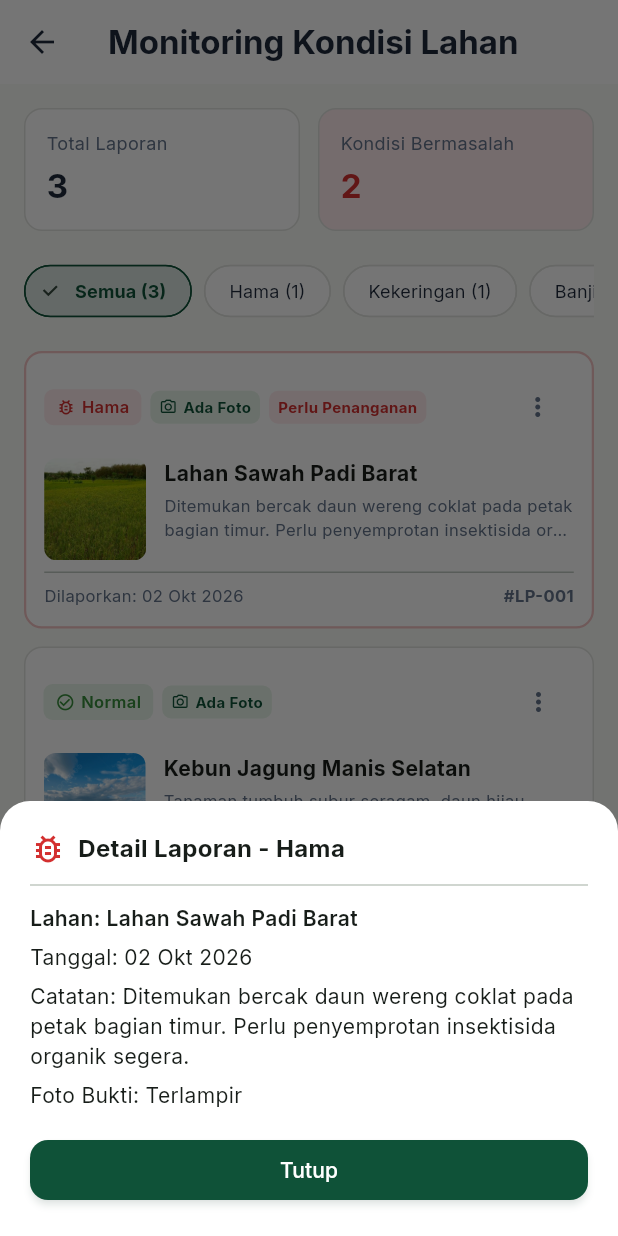
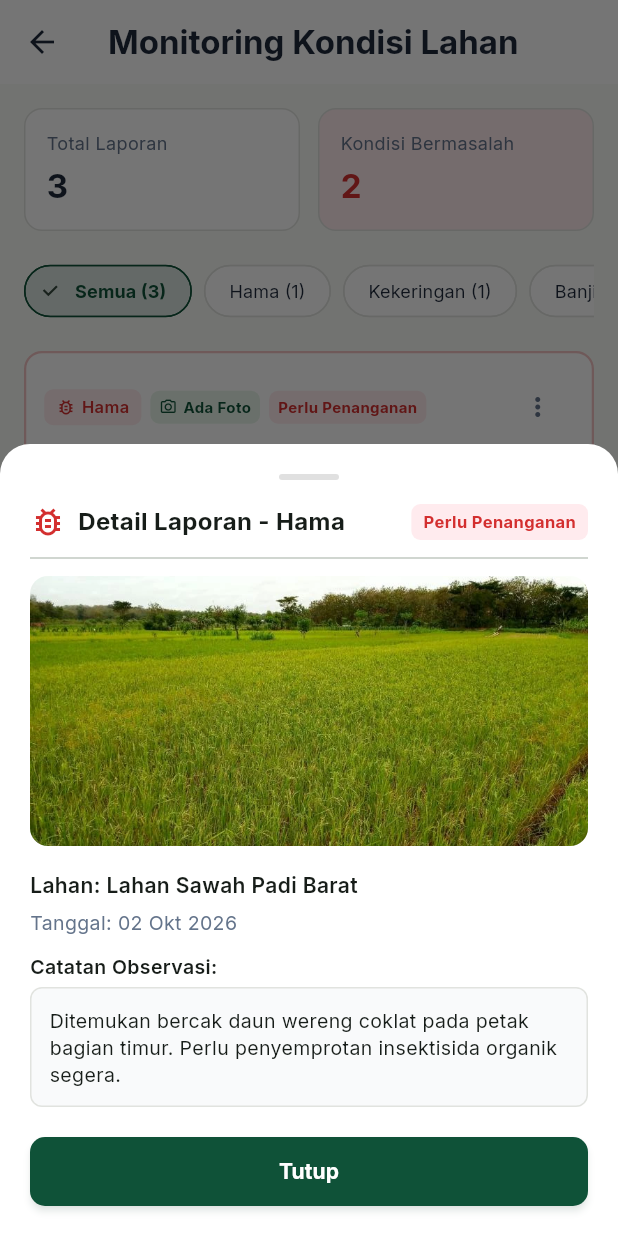
Before and after one commit to Ferdian-R/AgroPlan, a Flutter app: the RiwayatLaporanScreen screen opened by its route, after a tap on "Hama", on a phone screen of 412 x 824 dp. Run offline on Flutter 3.47's test engine with Material 3 defaults, Android fonts, the phone set to English and light mode, and no system bars; our stand-ins replace google_fonts, image_picker.

Commit message:
feat(laporan): tambah filter Lainnya, pull to refresh, dan preview foto di modal detail

```diff
--- a/lib/screens/laporan/riwayat_laporan_screen.dart
+++ b/lib/screens/laporan/riwayat_laporan_screen.dart
@@ -1,3 +1,5 @@
+import 'dart:io';
+import 'package:flutter/foundation.dart';
 import 'package:flutter/material.dart';
 import 'package:provider/provider.dart';
 import '../../models/laporan_kondisi.dart';
@@ -38,8 +40,13 @@ class _RiwayatLaporanScreenState extends State<RiwayatLaporanScreen> {
           final countKering = allList.where((l) => l.jenisKondisi.toLowerCase().contains('kering')).length;
           final countBanjir = allList.where((l) => l.jenisKondisi.toLowerCase().contains('banjir')).length;
           final countNormal = allList.where((l) => l.isNormal).length;
+          final countLainnya = allList.where((l) => l.jenisKondisi.toLowerCase() == 'lainnya').length;
 
-          return ListView(
+          return RefreshIndicator(
+            onRefresh: () => provider.loadDaftarLaporan(),
+            color: AppColors.primary,
+            child: ListView(
+              physics: const AlwaysScrollableScrollPhysics(),
               padding: const EdgeInsets.all(16),
               children: [
                 // 1. Kartu Ringkasan Metrik
@@ -60,6 +67,8 @@ class _RiwayatLaporanScreenState extends State<RiwayatLaporanScreen> {
                       _buildFilterChip('Banjir', countBanjir, const Color(0xFF1976D2)),
                       const SizedBox(width: 8),
                       _buildFilterChip('Normal', countNormal, const Color(0xFF388E3C)),
+                      const SizedBox(width: 8),
+                      _buildFilterChip('Lainnya', countLainnya, const Color(0xFF7B1FA2)),
                     ],
                   ),
                 ),
@@ -77,6 +86,7 @@ class _RiwayatLaporanScreenState extends State<RiwayatLaporanScreen> {
                     )),
               const SizedBox(height: 70), // Ruang untuk FAB
             ],
+          ),
         );
       },
     ),
@@ -210,43 +220,110 @@ class _RiwayatLaporanScreenState extends State<RiwayatLaporanScreen> {
   void _bukaDetailLaporan(LaporanKondisi laporan) {
     showModalBottomSheet<void>(
       context: context,
+      isScrollControlled: true,
       shape: const RoundedRectangleBorder(borderRadius: BorderRadius.vertical(top: Radius.circular(20))),
       backgroundColor: Colors.white,
-      builder: (ctx) => Padding(
+      builder: (ctx) => SafeArea(
+        child: Padding(
           padding: const EdgeInsets.all(20),
+          child: SingleChildScrollView(
             child: Column(
               mainAxisSize: MainAxisSize.min,
               crossAxisAlignment: CrossAxisAlignment.start,
               children: [
+                Center(
+                  child: Container(
+                    width: 40,
+                    height: 4,
+                    margin: const EdgeInsets.only(bottom: 16),
+                    decoration: BoxDecoration(
+                      color: Colors.grey.shade300,
+                      borderRadius: BorderRadius.circular(2),
+                    ),
+                  ),
+                ),
                 Row(
                   children: [
                     Icon(laporan.iconJenisKondisi, color: laporan.warnaKondisi),
                     const SizedBox(width: 8),
-                Text('Detail Laporan - ${laporan.jenisKondisi}',
+                    Expanded(
+                      child: Text('Detail Laporan - ${laporan.jenisKondisi}',
                           style: const TextStyle(fontSize: 16, fontWeight: FontWeight.bold)),
+                    ),
+                    if (laporan.isBermasalah)
+                      Container(
+                        padding: const EdgeInsets.symmetric(horizontal: 8, vertical: 4),
+                        decoration: BoxDecoration(
+                          color: const Color(0xFFFFEBEE),
+                          borderRadius: BorderRadius.circular(6),
+                        ),
+                        child: const Text(
+                          'Perlu Penanganan',
+                          style: TextStyle(fontSize: 11, fontWeight: FontWeight.bold, color: Color(0xFFD32F2F)),
+                        ),
+                      ),
                   ],
                 ),
                 const Divider(height: 24),
-            Text('Lahan: ${laporan.namaLahan}', style: const TextStyle(fontWeight: FontWeight.w600)),
+                if (laporan.hasFoto) ...[
+                  ClipRRect(
+                    borderRadius: BorderRadius.circular(12),
+                    child: SizedBox(
+                      width: double.infinity,
+                      height: 180,
+                      child: _buildFotoDetail(laporan.fotoUrl!),
+                    ),
+                  ),
+                  const SizedBox(height: 16),
+                ],
+                Text('Lahan: ${laporan.namaLahan}', style: const TextStyle(fontWeight: FontWeight.w600, fontSize: 14)),
                 const SizedBox(height: 6),
-            Text('Tanggal: ${laporan.formattedTanggal}'),
-            const SizedBox(height: 6),
-            Text('Catatan: ${laporan.catatan}'),
-            const SizedBox(height: 6),
-            Text('Foto Bukti: ${laporan.hasFoto ? "Terlampir" : "Tanpa foto"}'),
-            const SizedBox(height: 16),
+                Text('Tanggal: ${laporan.formattedTanggal}', style: const TextStyle(color: AppColors.textSecondary, fontSize: 13)),
+                const SizedBox(height: 10),
+                const Text('Catatan Observasi:', style: TextStyle(fontWeight: FontWeight.w600, fontSize: 13)),
+                const SizedBox(height: 4),
+                Container(
+                  width: double.infinity,
+                  padding: const EdgeInsets.all(12),
+                  decoration: BoxDecoration(
+                    color: const Color(0xFFF9FAFB),
+                    borderRadius: BorderRadius.circular(8),
+                    border: Border.all(color: AppColors.divider),
+                  ),
+                  child: Text(
+                    laporan.catatan,
+                    style: const TextStyle(fontSize: 13, height: 1.4),
+                  ),
+                ),
+                const SizedBox(height: 20),
                 SizedBox(
                   width: double.infinity,
+                  height: 46,
                   child: ElevatedButton(
                     onPressed: () => Navigator.pop(ctx),
-                style: ElevatedButton.styleFrom(backgroundColor: AppColors.primary),
-                child: const Text('Tutup', style: TextStyle(color: Colors.white)),
+                    style: ElevatedButton.styleFrom(
+                      backgroundColor: AppColors.primary,
+                      shape: RoundedRectangleBorder(borderRadius: BorderRadius.circular(10)),
+                    ),
+                    child: const Text('Tutup', style: TextStyle(color: Colors.white, fontWeight: FontWeight.bold)),
                   ),
                 ),
               ],
             ),
           ),
+        ),
+      ),
     );
+  }
+
+  Widget _buildFotoDetail(String path) {
+    if (path.startsWith('assets/')) {
+      return Image.asset(path, fit: BoxFit.cover);
+    } else if (kIsWeb || path.startsWith('http') || path.startsWith('blob:')) {
+      return Image.network(path, fit: BoxFit.cover);
+    } else {
+      return Image.file(File(path), fit: BoxFit.cover);
+    }
   }
 
   Future<void> _konfirmasiHapusLaporan(LaporanKondisi laporan) async {
```
Lines whose indentation alone changed are shown as unchanged.
